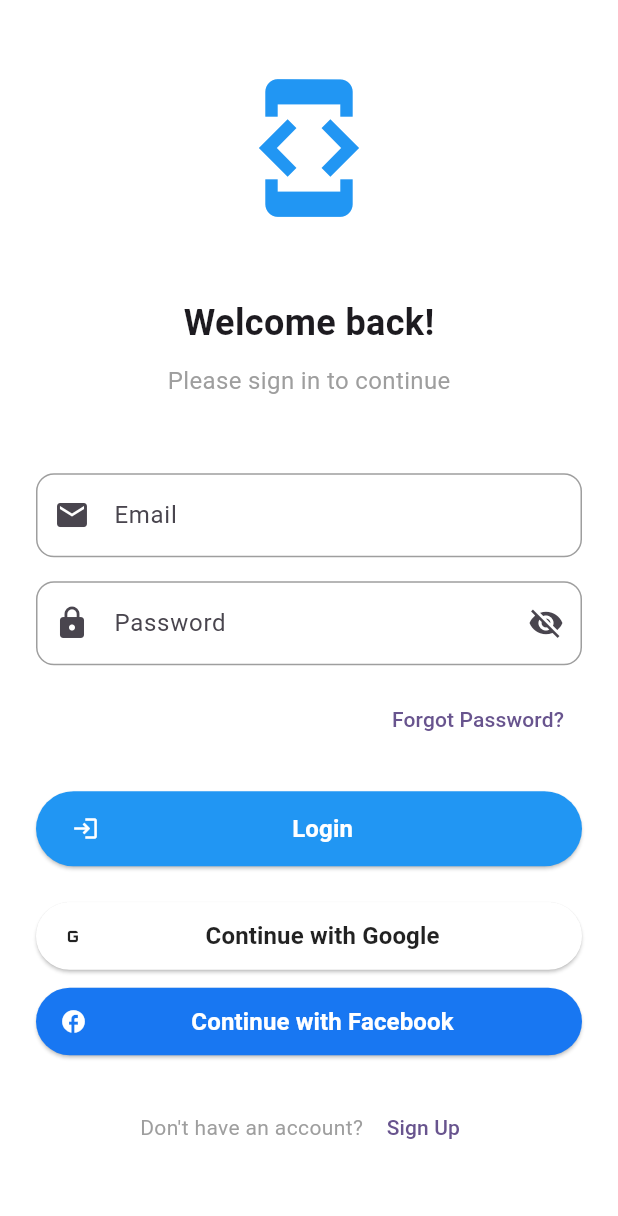
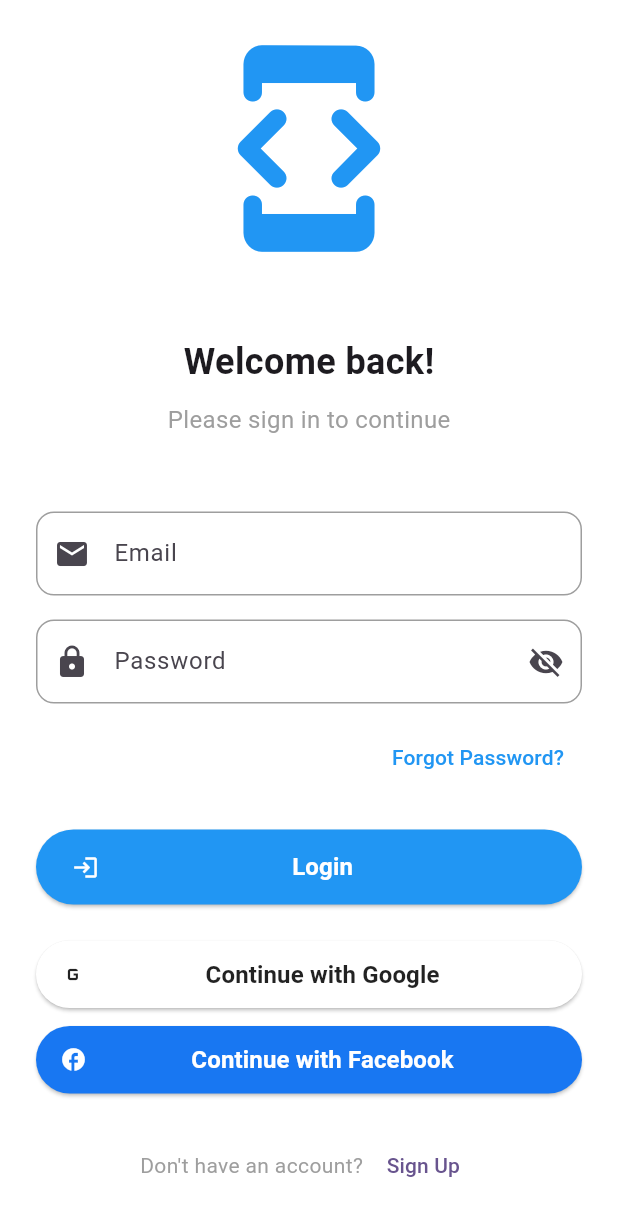
Before and after one commit to vunguyen-aya/widgetbook-demo, a Flutter app: the screen it shows after launch, on a phone screen of 412 x 824 dp. Shown: the top 1216 px of the screen. Run offline on Flutter 3.47's test engine with Material 3 defaults, Android fonts, the phone set to English and light mode, and no system bars; our stand-ins replace flutter_screenutil; missing offline and left inert: widgetbook, widgetbook_annotation.

Commit message:
Update login page

```diff
--- a/lib/pages/login_page.dart
+++ b/lib/pages/login_page.dart
@@ -34,8 +34,8 @@ class _LoginPageState extends State<LoginPage> {
               children: [
                 // Logo or App Name
                 const Icon(
-                  Icons.developer_mode,
-                  size: 100,
+                  Icons.developer_mode_rounded,
+                  size: 150,
                   color: Colors.blue,
                 ),
                 const SizedBox(height: 50),
@@ -99,7 +99,10 @@ class _LoginPageState extends State<LoginPage> {
                   alignment: Alignment.centerRight,
                   child: TextButton(
                     onPressed: () {},
-                    child: const Text('Forgot Password?'),
+                    child: const Text(
+                      'Forgot Password?',
+                      style: TextStyle(color: Colors.blue),
+                    ),
                   ),
                 ),
                 const SizedBox(height: 24),
```
